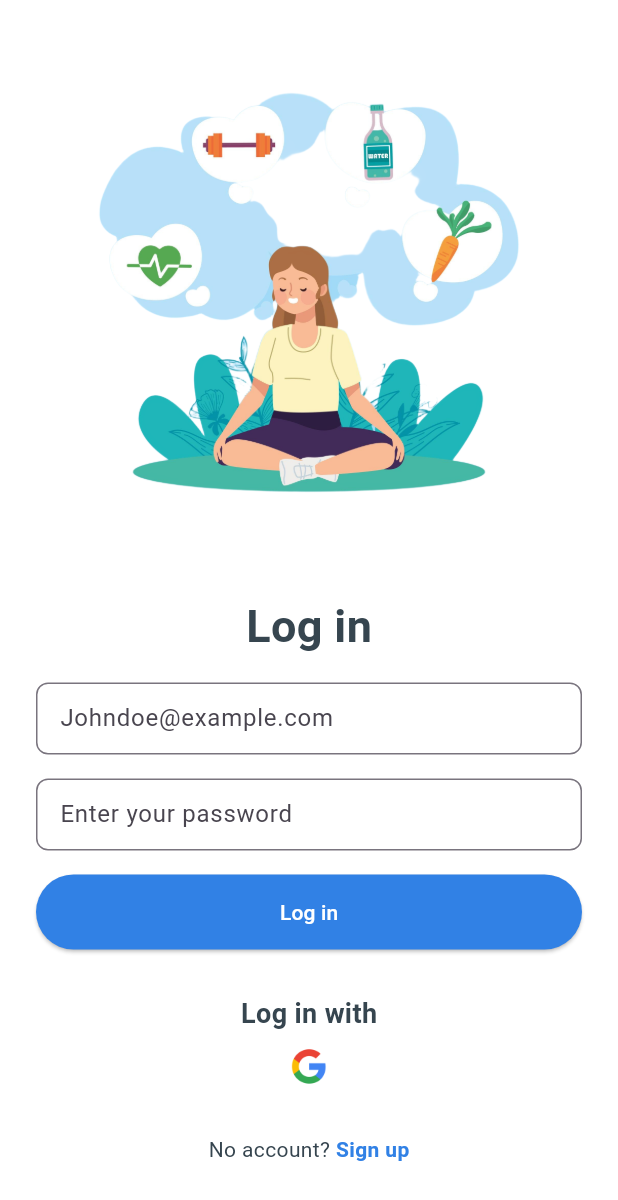
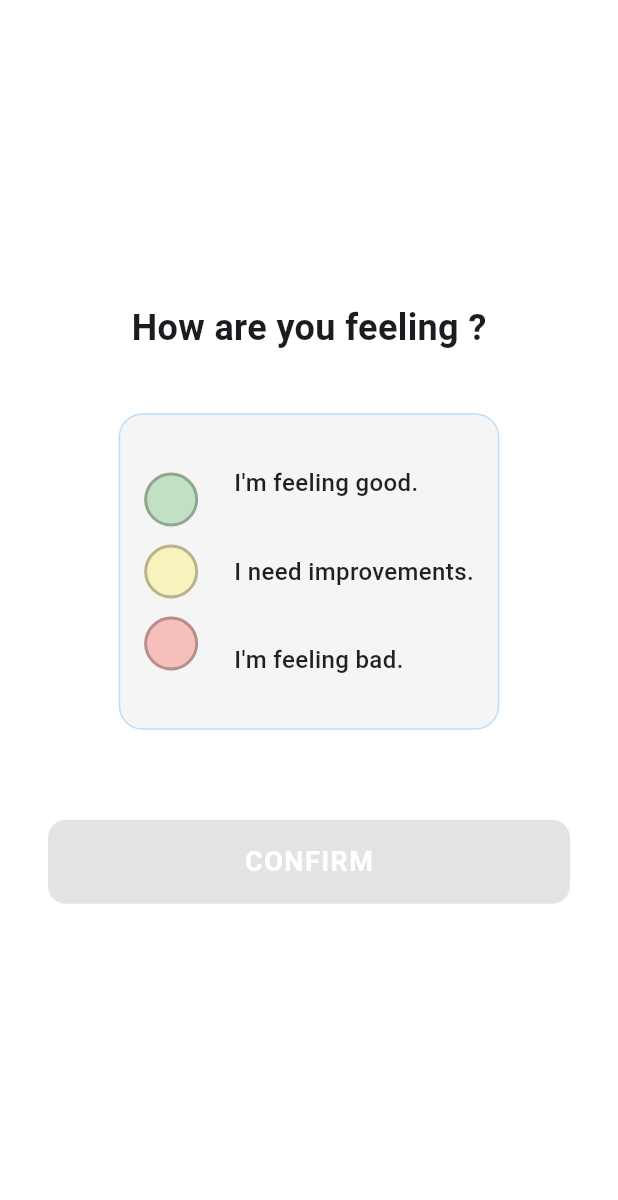
Before and after one commit to zohaibkhan101/More-On-Life, a Flutter app: the screen it shows after launch, on a phone screen of 412 x 824 dp. Shown: the top 1200 px of the screen. Run offline on Flutter 3.47's test engine with Material 3 defaults, Android fonts, the phone set to English and light mode, and no system bars; our stand-ins replace cloud_firestore, firebase_auth, firebase_core, firebase_storage, fl_chart, flutter_svg and 4 more; accounts and stored records are empty.

Commit message:
Signals Screen added

```diff
--- a/lib/main.dart
+++ b/lib/main.dart
@@ -4,7 +4,7 @@
 import 'firebase_options.dart';
 import 'login_screen.dart';
 import 'otp_screen.dart';
-
+import 'signal.dart';
 void main() async {
   WidgetsFlutterBinding.ensureInitialized();
   await Firebase.initializeApp(options: DefaultFirebaseOptions.currentPlatform);
@@ -55,7 +55,7 @@
       theme: _lightTheme,
       darkTheme: _darkTheme,
       themeMode: _isDarkMode ? ThemeMode.dark : ThemeMode.light,
-      home: LoginScreen(),
+      home: SignalScreen(),
       onGenerateRoute: (settings) {
         if (settings.name == '/otp') {
           final args = settings.arguments as Map<String, dynamic>;
--- /dev/null
+++ b/lib/signal.dart
@@ -0,0 +1,172 @@
+import 'package:flutter/material.dart';
+
+// Import your HomeScreen here
+// import 'home_screen.dart';
+
+class SignalScreen extends StatefulWidget {
+  @override
+  _SignalScreenState createState() => _SignalScreenState();
+}
+
+class _SignalScreenState extends State<SignalScreen> {
+  int? selectedIndex;
+
+  final List<String> options = [
+    "I'm feeling good.",
+    "I need improvements.",
+    "I'm feeling bad.",
+  ];
+
+  final List<Color> signalColors = [
+    Colors.green,
+    Colors.yellow,
+    Colors.red,
+  ];
+
+  @override
+  Widget build(BuildContext context) {
+    return Scaffold(
+      backgroundColor: Colors.white,
+      body: Center(
+        child: SingleChildScrollView(
+          child: Column(
+            mainAxisAlignment: MainAxisAlignment.center,
+            children: [
+              const SizedBox(height: 20),
+              const Text(
+                'How are you feeling ?',
+                style: TextStyle(
+                  fontSize: 24,
+                  fontWeight: FontWeight.bold,
+                ),
+              ),
+              const SizedBox(height: 40),
+              Container(
+                padding: const EdgeInsets.all(16),
+                decoration: BoxDecoration(
+                  color: Colors.grey[100],
+                  borderRadius: BorderRadius.circular(16),
+                  border: Border.all(color: Colors.blue.shade100),
+                ),
+                child: Row(
+                  mainAxisSize: MainAxisSize.min,
+                  children: [
+                    // Traffic light as checkboxes
+                    Column(
+                      mainAxisAlignment: MainAxisAlignment.center,
+                      children: List.generate(3, (i) => _buildSignalCheckbox(i)),
+                    ),
+                    const SizedBox(width: 24),
+                    // Options
+                    Column(
+                      crossAxisAlignment: CrossAxisAlignment.start,
+                      children: List.generate(options.length, (i) {
+                        return GestureDetector(
+                          onTap: () {
+                            setState(() {
+                              selectedIndex = i;
+                            });
+                          },
+                          child: Container(
+                            color: Colors.transparent,
+                            padding: const EdgeInsets.symmetric(vertical: 18),
+                            child: Row(
+                              children: [
+                                Text(
+                                  options[i],
+                                  style: TextStyle(
+                                    fontSize: 16,
+                                    fontWeight: FontWeight.w500,
+                                    color: selectedIndex == i
+                                        ? Colors.blue
+                                        : Colors.black87,
+                                  ),
+                                ),
+                              ],
+                            ),
+                          ),
+                        );
+                      }),
+                    ),
+                  ],
+                ),
+              ),
+              const SizedBox(height: 60),
+              Padding(
+                padding: const EdgeInsets.symmetric(horizontal: 32),
+                child: SizedBox(
+                  width: double.infinity,
+                  height: 56,
+                  child: ElevatedButton(
+                    style: ElevatedButton.styleFrom(
+                      backgroundColor: Colors.blue,
+                      shape: RoundedRectangleBorder(
+                        borderRadius: BorderRadius.circular(12),
+                      ),
+                    ),
+                    onPressed: selectedIndex != null
+                        ? () {
+                            Navigator.pushReplacement(
+                              context,
+                              MaterialPageRoute(
+                                builder: (context) => HomeScreen(),
+                              ),
+                            );
+                          }
+                        : null,
+                    child: const Text(
+                      'CONFIRM',
+                      style: TextStyle(
+                        fontSize: 18,
+                        fontWeight: FontWeight.bold,
+                        letterSpacing: 1,
+                        color: Colors.white,
+                      ),
+                    ),
+                  ),
+                ),
+              ),
+              const SizedBox(height: 40),
+            ],
+          ),
+        ),
+      ),
+    );
+  }
+
+  Widget _buildSignalCheckbox(int index) {
+    return GestureDetector(
+      onTap: () {
+        setState(() {
+          selectedIndex = index;
+        });
+      },
+      child: Container(
+        margin: const EdgeInsets.symmetric(vertical: 6),
+        width: 36,
+        height: 36,
+        decoration: BoxDecoration(
+          color: signalColors[index].withOpacity(selectedIndex == index ? 1 : 0.3),
+          shape: BoxShape.circle,
+          border: Border.all(
+            color: Colors.black26,
+            width: 2,
+          ),
+        ),
+        child: selectedIndex == index
+            ? const Icon(Icons.check, color: Colors.white, size: 22)
+            : null,
+      ),
+    );
+  }
+}
+
+// Dummy HomeScreen for navigation (replace with your actual HomeScreen)
+class HomeScreen extends StatelessWidget {
+  @override
+  Widget build(BuildContext context) {
+    return Scaffold(
+      body: Center(child: Text('Home Screen')),
+    );
+  }
+}
```
